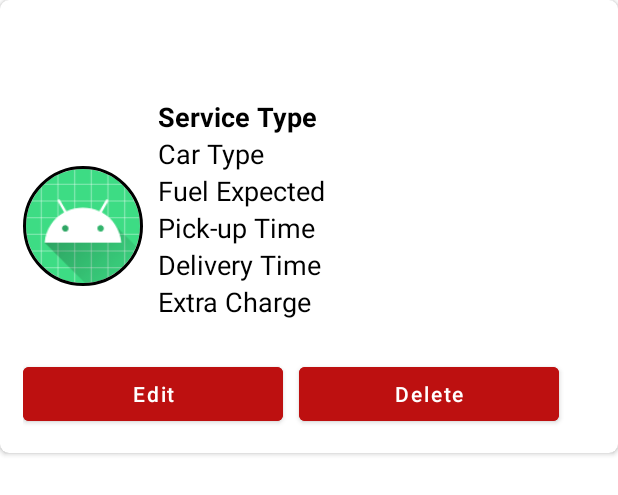
After one commit to pathumHewage/car_service_mobile_app, an Android app: the layout lcmain_item.xml on its own in the app's theme, with its tools: preview values and no code run, on a phone screen of 412 x 824 dp. The commit adds this screen. Shown: the top 495 px of the screen. Run offline under Robolectric (Android 15) with nearby library versions, the phone set to English and light mode, and no system bars.

Commit message:
Created Retrieve Operation

```diff
--- a/app/build.gradle
+++ b/app/build.gradle
@@ -45,3 +45,7 @@ dependencies {
     androidTestImplementation 'androidx.test.ext:junit:1.1.3'
     androidTestImplementation 'androidx.test.espresso:espresso-core:3.4.0'
 }
+
+
+apply plugin: 'com.google.gms.google-services'
+apply plugin: 'com.android.application'
--- /dev/null
+++ b/app/src/main/res/layout/lcmain_item.xml
@@ -0,0 +1,136 @@
+<?xml version="1.0" encoding="utf-8"?>
+<androidx.cardview.widget.CardView xmlns:android="http://schemas.android.com/apk/res/android"
+    android:layout_width="match_parent"
+    android:layout_height="wrap_content"
+    xmlns:app="http://schemas.android.com/apk/res-auto"
+    app:cardCornerRadius="6dp"
+    android:elevation="6dp"
+    >
+
+    <RelativeLayout
+        android:layout_width="match_parent"
+        android:layout_height="wrap_content"
+        android:padding="15dp">
+
+        <de.hdodenhof.circleimageview.CircleImageView
+            android:layout_width="80dp"
+            android:layout_height="80dp"
+            android:src="@mipmap/ic_launcher"
+            android:layout_centerVertical="true"
+            android:id="@+id/img1"
+            app:civ_border_width="2dp"
+            app:civ_border_color="#FF000000"/>
+
+        <TextView
+            android:layout_width="match_parent"
+            android:layout_height="wrap_content"
+            android:id="@+id/sertypetext"
+            android:text="Service Type"
+            android:textStyle="bold"
+            android:textSize="18sp"
+            android:textColor="#000"
+            android:layout_marginTop="50dp"
+            android:layout_toRightOf="@+id/img1"
+            android:layout_marginLeft="10dp"
+            />
+
+        <TextView
+            android:layout_width="match_parent"
+            android:layout_height="wrap_content"
+            android:id="@+id/cartypetext"
+            android:text="Car Type"
+
+            android:textSize="18sp"
+            android:textColor="#000"
+            android:layout_toRightOf="@+id/img1"
+            android:layout_below="@+id/sertypetext"
+            android:layout_marginLeft="10dp"
+            />
+
+        <TextView
+            android:layout_width="match_parent"
+            android:layout_height="wrap_content"
+            android:id="@+id/fuelexperttext"
+            android:text="Fuel Expected"
+
+            android:textSize="18sp"
+            android:textColor="#000"
+            android:layout_toRightOf="@+id/img1"
+            android:layout_below="@+id/cartypetext"
+            android:layout_marginLeft="10dp"
+            />
+
+        <TextView
+            android:layout_width="match_parent"
+            android:layout_height="wrap_content"
+            android:id="@+id/picktimetext"
+            android:text="Pick-up Time"
+
+            android:textSize="18sp"
+            android:textColor="#000"
+            android:layout_toRightOf="@+id/img1"
+            android:layout_below="@+id/fuelexperttext"
+            android:layout_marginLeft="10dp"
+            />
+
+        <TextView
+            android:layout_width="match_parent"
+            android:layout_height="wrap_content"
+            android:id="@+id/delitimetext"
+            android:text="Delivery Time"
+
+            android:textSize="18sp"
+            android:textColor="#000"
+            android:layout_toRightOf="@+id/img1"
+            android:layout_below="@+id/picktimetext"
+            android:layout_marginLeft="10dp"
+            />
+
+        <TextView
+            android:layout_width="match_parent"
+            android:layout_height="wrap_content"
+            android:id="@+id/extrachartext"
+            android:text="Extra Charge"
+
+            android:textSize="18sp"
+            android:textColor="#000"
+            android:layout_toRightOf="@+id/img1"
+            android:layout_below="@+id/delitimetext"
+            android:layout_marginLeft="10dp"
+            android:layout_marginBottom="25dp"
+            />
+
+
+
+        <LinearLayout
+            android:layout_below="@id/extrachartext"
+            android:layout_width="match_parent"
+            android:layout_height="wrap_content"
+            android:orientation="horizontal">
+
+            <Button
+                android:layout_width="173dp"
+                android:layout_height="wrap_content"
+                android:text="Edit"
+                android:textAllCaps="false"
+                android:layout_marginRight="5dp"
+                android:backgroundTint="#BD1010"
+                android:id="@+id/btnEdit"/>
+
+            <Button
+                android:layout_width="173dp"
+                android:layout_height="wrap_content"
+                android:text="Delete"
+                android:textAllCaps="false"
+                android:layout_marginLeft="5dp"
+                android:backgroundTint="#BD1010"
+                android:id="@+id/btnDelete"/>
+
+
+
+        </LinearLayout>
+
+
+    </RelativeLayout>
+
+</androidx.cardview.widget.CardView>
--- a/app/src/main/res/values/themes.xml
+++ b/app/src/main/res/values/themes.xml
@@ -2,15 +2,15 @@
     <!-- Base application theme. -->
     <style name="Theme.Car_service_WECARCARE" parent="Theme.MaterialComponents.DayNight.DarkActionBar">
         <!-- Primary brand color. -->
-        <item name="colorPrimary">@color/purple_500</item>
-        <item name="colorPrimaryVariant">@color/purple_700</item>
+        <item name="colorPrimary">#F50057</item>
+        <!-- ##I Commented ##<item name="colorPrimaryVariant">#F50057</item>-->
         <item name="colorOnPrimary">@color/white</item>
         <!-- Secondary brand color. -->
         <item name="colorSecondary">@color/teal_200</item>
         <item name="colorSecondaryVariant">@color/teal_700</item>
         <item name="colorOnSecondary">@color/black</item>
         <!-- Status bar color. -->
-        <item name="android:statusBarColor" tools:targetApi="l">?attr/colorPrimaryVariant</item>
+        <!--##I Commented ##<item name="android:statusBarColor" tools:targetApi="l">?attr/colorPrimaryVariant</item>-->
         <!-- Customize your theme here. -->
     </style>
 </resources>
```
Also changed, not shown: app/src/main/java/com/example/car_service_wecarcare/MainActivity.java (+29 -0 lines), app/src/main/java/com/example/car_service_wecarcare/lcMainAdapter.java (added, +80 -0 lines), app/src/main/java/com/example/car_service_wecarcare/lcMainModel.java (+74 -0 lines).
